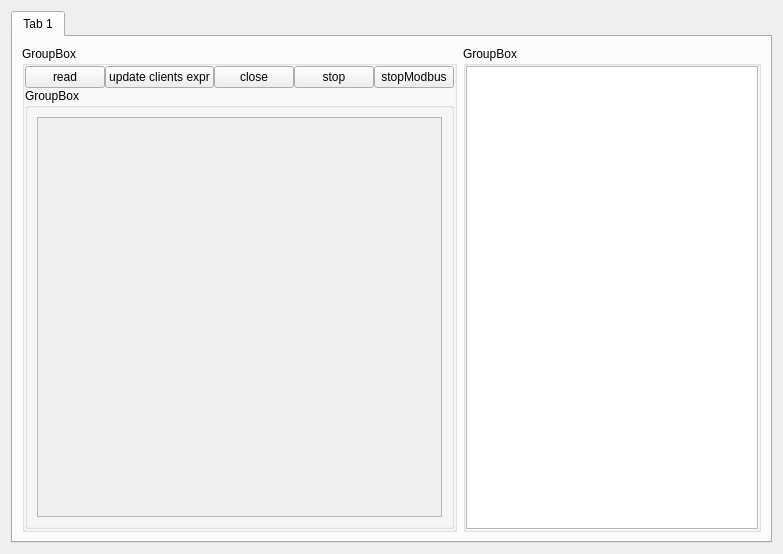
This is pg-liga/serverwindow.ui in predbannikov/pg-liga as Qt 5 draws it before an edit. The edited form follows.
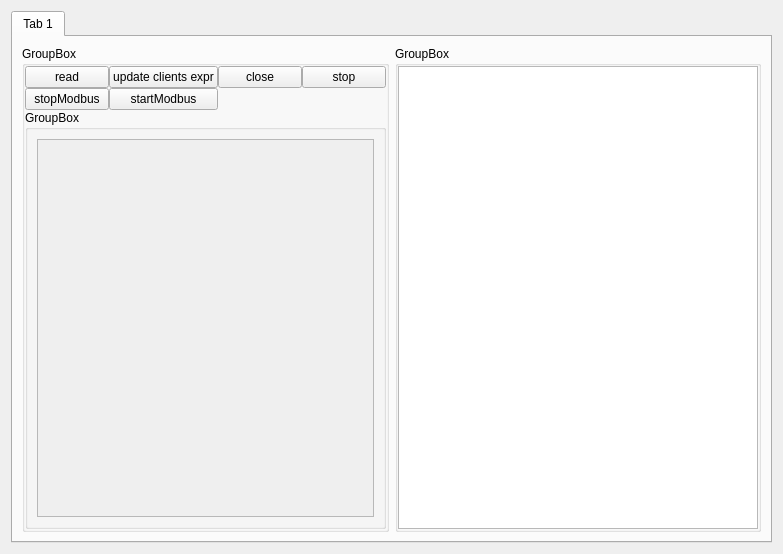
This is the edited form.

Diff of the .ui file:
```diff
--- a/pg-liga/serverwindow.ui
+++ b/pg-liga/serverwindow.ui
@@ -64,45 +64,49 @@
            <number>0</number>
           </property>
           <item>
-           <layout class="QHBoxLayout" name="horizontalLayout_2">
-            <property name="spacing">
-             <number>0</number>
-            </property>
-            <item>
-             <widget class="QPushButton" name="readBtn">
+           <layout class="QGridLayout" name="gridLayout">
+            <item row="0" column="3">
+             <widget class="QPushButton" name="pushButton">
               <property name="text">
-               <string>read</string>
+               <string>stop</string>
               </property>
              </widget>
             </item>
-            <item>
+            <item row="0" column="1">
              <widget class="QPushButton" name="updateClientExperiments">
               <property name="text">
                <string>update clients expr</string>
               </property>
              </widget>
             </item>
-            <item>
+            <item row="0" column="0">
+             <widget class="QPushButton" name="readBtn">
+              <property name="text">
+               <string>read</string>
+              </property>
+             </widget>
+            </item>
+            <item row="0" column="2">
              <widget class="QPushButton" name="btnCloseServerWindow">
               <property name="text">
                <string>close</string>
               </property>
              </widget>
             </item>
-            <item>
-             <widget class="QPushButton" name="pushButton">
-              <property name="text">
-               <string>stop</string>
-              </property>
-             </widget>
-            </item>
-            <item>
+            <item row="1" column="0">
              <widget class="QPushButton" name="pushButton_2">
               <property name="text">
                <string>stopModbus</string>
               </property>
              </widget>
             </item>
+            <item row="1" column="1">
+             <widget class="QPushButton" name="btnStartModbus">
+              <property name="text">
+               <string>startModbus</string>
+              </property>
+             </widget>
+            </item>
            </layout>
           </item>
           <item>
@@ -127,8 +131,8 @@
                  <rect>
                   <x>0</x>
                   <y>0</y>
-                  <width>461</width>
-                  <height>381</height>
+                  <width>395</width>
+                  <height>341</height>
                  </rect>
                 </property>
                 <layout class="QVBoxLayout" name="verticalLayout_6">
```
